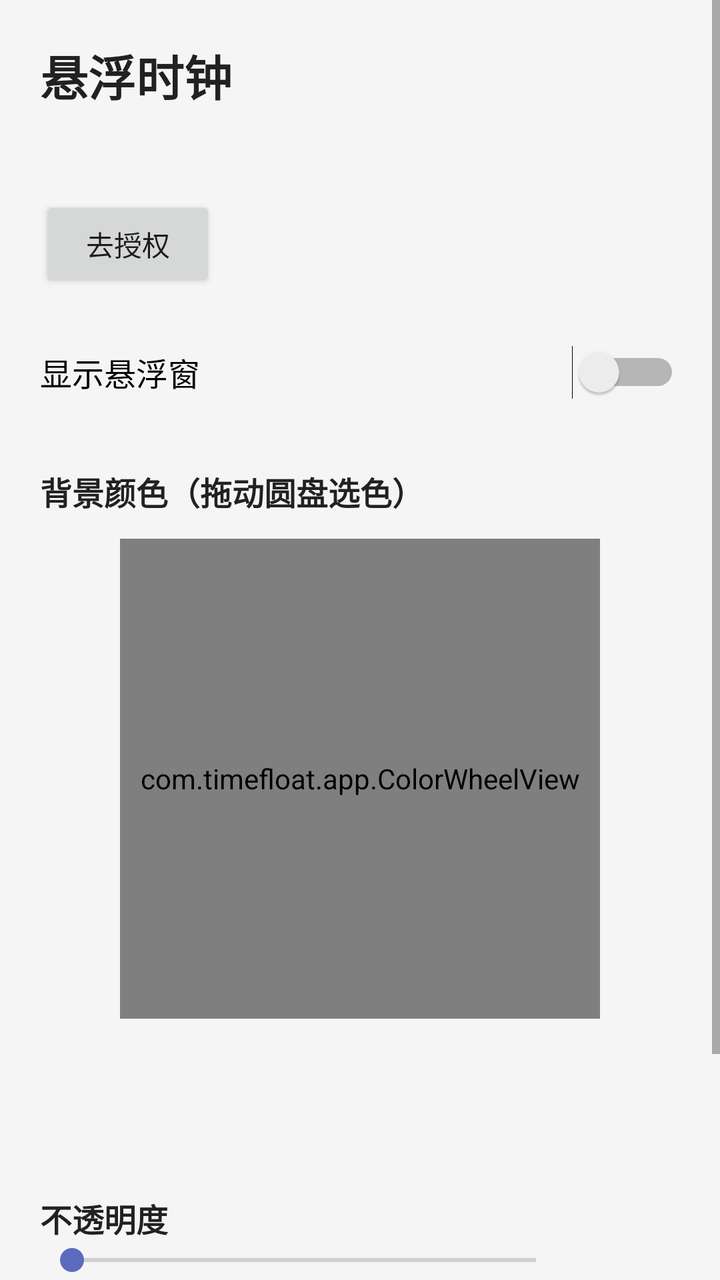
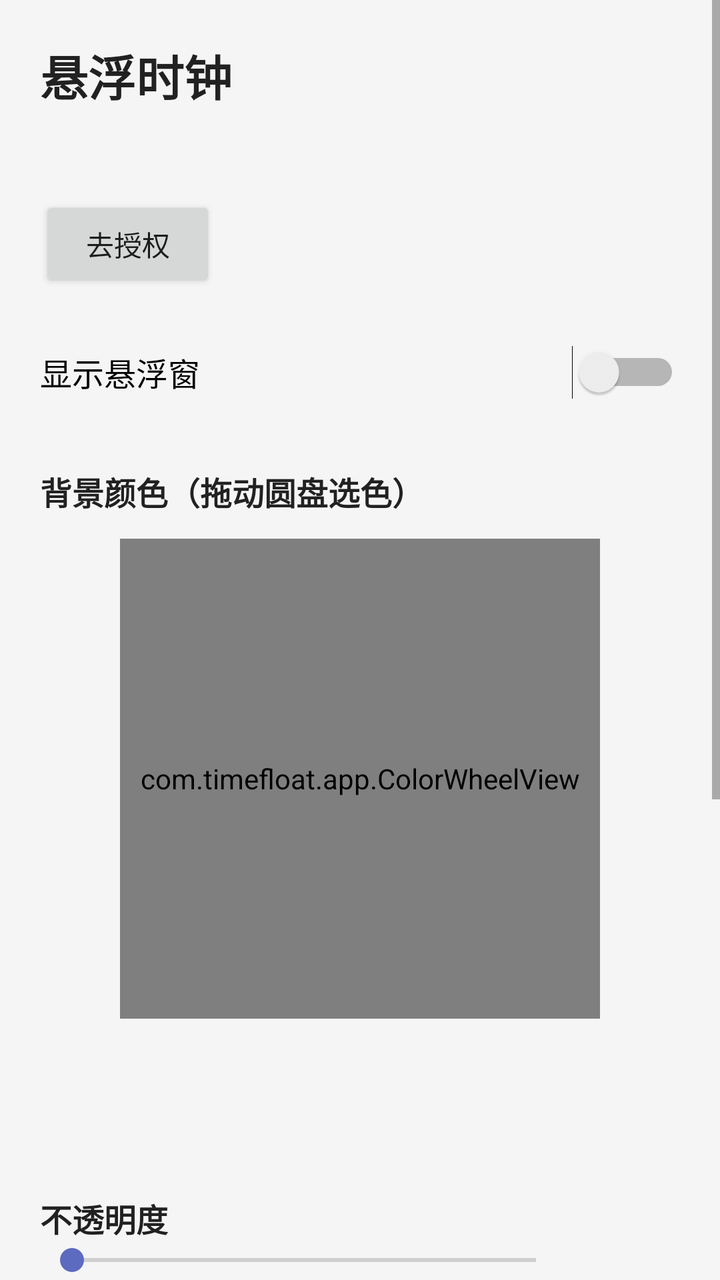

An Android layout rendered at two revisions. The XML below is the earlier revision; the diff shows what the commit changed to produce the second picture.
<!-- AndroidManifest.xml: application theme Theme.TimeFloat -->
<!-- res/layout/activity_main.xml -->
<?xml version="1.0" encoding="utf-8"?>
<ScrollView xmlns:android="http://schemas.android.com/apk/res/android"
    android:layout_width="match_parent"
    android:layout_height="match_parent"
    android:fillViewport="true">

    <LinearLayout
        android:layout_width="match_parent"
        android:layout_height="wrap_content"
        android:orientation="vertical"
        android:padding="20dp">

        <TextView
            android:layout_width="wrap_content"
            android:layout_height="wrap_content"
            android:text="@string/app_name"
            android:textColor="@color/text_main"
            android:textSize="24sp"
            android:textStyle="bold" />

        <TextView
            android:id="@+id/tvPermStatus"
            android:layout_width="wrap_content"
            android:layout_height="wrap_content"
            android:layout_marginTop="16dp"
            android:textColor="@color/text_hint"
            android:textSize="14sp" />

        <Button
            android:id="@+id/btnGrant"
            android:layout_width="wrap_content"
            android:layout_height="wrap_content"
            android:layout_marginTop="8dp"
            android:text="@string/btn_grant" />

        <Switch
            android:id="@+id/switchShow"
            android:layout_width="match_parent"
            android:layout_height="wrap_content"
            android:layout_marginTop="16dp"
            android:minHeight="48dp"
            android:text="@string/switch_show"
            android:textSize="16sp" />

        <TextView
            android:layout_width="wrap_content"
            android:layout_height="wrap_content"
            android:layout_marginTop="24dp"
            android:text="@string/section_color"
            android:textColor="@color/text_main"
            android:textSize="16sp"
            android:textStyle="bold" />

        <com.timefloat.app.ColorWheelView
            android:id="@+id/colorWheel"
            android:layout_width="240dp"
            android:layout_height="240dp"
            android:layout_gravity="center_horizontal"
            android:layout_marginTop="12dp" />

        
        <View
            android:id="@+id/vPreview"
            android:layout_width="120dp"
            android:layout_height="48dp"
            android:layout_gravity="center_horizontal"
            android:layout_marginTop="16dp" />

        <TextView
            android:layout_width="wrap_content"
            android:layout_height="wrap_content"
            android:layout_marginTop="24dp"
            android:text="@string/section_alpha"
            android:textColor="@color/text_main"
            android:textSize="16sp"
            android:textStyle="bold" />

        <LinearLayout
            android:layout_width="match_parent"
            android:layout_height="wrap_content"
            android:orientation="horizontal"
            android:gravity="center_vertical">

            <SeekBar
                android:id="@+id/sbAlpha"
                android:layout_width="0dp"
                android:layout_height="wrap_content"
                android:layout_weight="1"
                android:max="80"
                android:min="0" />

            <TextView
                android:id="@+id/tvAlphaValue"
                android:layout_width="wrap_content"
                android:layout_height="wrap_content"
                android:layout_marginStart="8dp"
                android:minWidth="48dp"
                android:textColor="@color/text_hint"
                android:textSize="14sp" />
        </LinearLayout>

        <TextView
            android:layout_width="wrap_content"
            android:layout_height="wrap_content"
            android:layout_marginTop="24dp"
            android:text="@string/section_font"
            android:textColor="@color/text_main"
            android:textSize="16sp"
            android:textStyle="bold" />

        <LinearLayout
            android:layout_width="match_parent"
            android:layout_height="wrap_content"
            android:orientation="horizontal"
            android:gravity="center_vertical">

            <SeekBar
                android:id="@+id/sbFont"
                android:layout_width="0dp"
                android:layout_height="wrap_content"
                android:layout_weight="1"
                android:max="36"
                android:min="0" />

            <TextView
                android:id="@+id/tvFontValue"
                android:layout_width="wrap_content"
                android:layout_height="wrap_content"
                android:layout_marginStart="8dp"
                android:minWidth="48dp"
                android:textColor="@color/text_hint"
                android:textSize="14sp" />
        </LinearLayout>

        <TextView
            android:layout_width="match_parent"
            android:layout_height="wrap_content"
            android:layout_marginTop="32dp"
            android:text="@string/hint_usage"
            android:textColor="@color/text_hint"
            android:textSize="13sp" />
    </LinearLayout>
</ScrollView>
<!-- resources referenced by this layout -->
<resources>
  <color name="text_hint">#757575</color>
  <color name="text_main">#212121</color>
  <string name="app_name">悬浮时钟</string>
  <string name="btn_grant">去授权</string>
  <string name="hint_usage">提示：按住悬浮窗可拖动，单击悬浮窗回到此页</string>
  <string name="section_alpha">不透明度</string>
  <string name="section_color">背景颜色（拖动圆盘选色）</string>
  <string name="section_font">时间字号</string>
  <string name="switch_show">显示悬浮窗</string>
  <style name="Theme.TimeFloat" parent="android:Theme.Material.Light.NoActionBar">
          <item name="android:colorPrimary">@color/primary</item>
          <item name="android:colorPrimaryDark">@color/primary_dark</item>
          <item name="android:colorAccent">@color/accent</item>
          <item name="android:statusBarColor">@color/primary_dark</item>
          <item name="android:windowBackground">@color/window_bg</item>
      </style>
  <color name="primary">#3F51B5</color>
  <color name="primary_dark">#303F9F</color>
  <color name="accent">#5C6BC0</color>
  <color name="window_bg">#F5F5F5</color>
</resources>

<!-- the commit's change to res/layout/activity_main.xml (unified diff, before → after) -->
@@ -133,6 +133,69 @@
         </LinearLayout>
 
         <TextView
+            android:layout_width="wrap_content"
+            android:layout_height="wrap_content"
+            android:layout_marginTop="24dp"
+            android:text="@string/section_captions"
+            android:textColor="@color/text_main"
+            android:textSize="16sp"
+            android:textStyle="bold" />
+
+        <LinearLayout
+            android:layout_width="match_parent"
+            android:layout_height="wrap_content"
+            android:orientation="horizontal"
+            android:gravity="center_vertical">
+
+            <EditText
+                android:id="@+id/etCaption"
+                android:layout_width="0dp"
+                android:layout_height="wrap_content"
+                android:layout_weight="1"
+                android:inputType="text"
+                android:maxLength="12"
+                android:hint="@string/hint_caption_input" />
+
+            <Button
+                android:id="@+id/btnAddCaption"
+                android:layout_width="wrap_content"
+                android:layout_height="wrap_content"
+                android:layout_marginStart="8dp"
+                android:text="@string/btn_add_caption" />
+        </LinearLayout>
+
+        <LinearLayout
+            android:id="@+id/captionList"
+            android:layout_width="match_parent"
+            android:layout_height="wrap_content"
+            android:layout_marginTop="4dp"
+            android:orientation="vertical" />
+
+        <TextView
+            android:layout_width="wrap_content"
+            android:layout_height="wrap_content"
+            android:layout_marginTop="24dp"
+            android:text="@string/section_capture"
+            android:textColor="@color/text_main"
+            android:textSize="16sp"
+            android:textStyle="bold" />
+
+        <TextView
+            android:id="@+id/tvCaptureStatus"
+            android:layout_width="wrap_content"
+            android:layout_height="wrap_content"
+            android:layout_marginTop="8dp"
+            android:textColor="@color/text_hint"
+            android:textSize="14sp" />
+
+        <Button
+            android:id="@+id/btnCaptureGrant"
+            android:layout_width="wrap_content"
+            android:layout_height="wrap_content"
+            android:layout_marginTop="8dp"
+            android:text="@string/btn_capture_grant" />
+
+        <TextView
             android:layout_width="match_parent"
             android:layout_height="wrap_content"
             android:layout_marginTop="32dp"
<!-- resource entries referenced after the edit -->
@@ -3,9 +3,14 @@
   <color name="text_hint">#757575</color>
   <color name="text_main">#212121</color>
   <string name="app_name">悬浮时钟</string>
+  <string name="btn_add_caption">添加</string>
+  <string name="btn_capture_grant">去授权截屏</string>
   <string name="btn_grant">去授权</string>
-  <string name="hint_usage">提示：按住悬浮窗可拖动，单击悬浮窗回到此页</string>
+  <string name="hint_caption_input">输入字幕，如 停车前</string>
+  <string name="hint_usage">提示：按住时钟区域可拖动，单击时钟回到此页；点击字幕自动整屏截屏并记录 SRT（需先授权截屏）</string>
   <string name="section_alpha">不透明度</string>
+  <string name="section_captions">字幕标记（悬浮窗上竖排显示，点击即记录）</string>
+  <string name="section_capture">整屏截屏授权</string>
   <string name="section_color">背景颜色（拖动圆盘选色）</string>
   <string name="section_font">时间字号</string>
   <string name="switch_show">显示悬浮窗</string>
